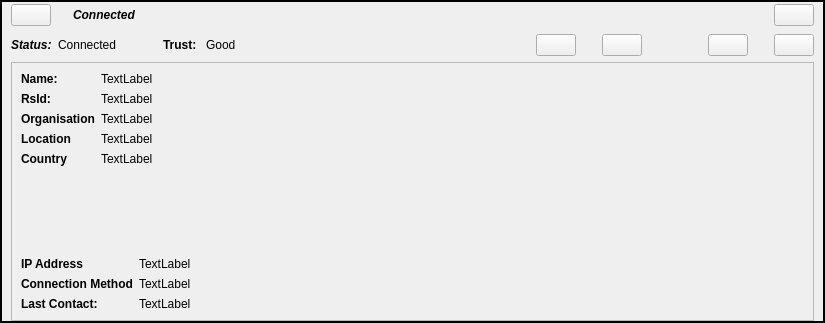
This is retroshare-gui/src/gui/feeds/PeerItem.ui in RetroShare/RetroShare as Qt 5 draws it before an edit. The edited form follows.
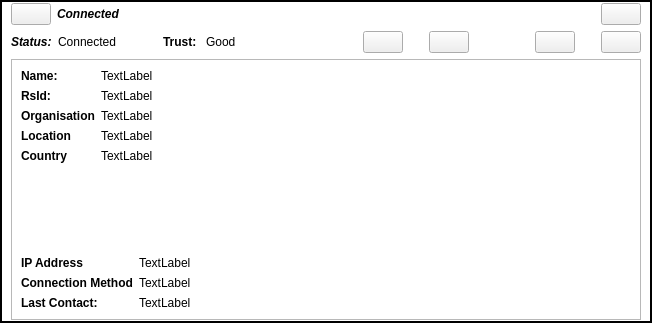
This is the edited form. Icons and pictures are not drawn.

Commit message: set for News Feed items background,border stylesheets

```diff
--- a/retroshare-gui/src/gui/feeds/PeerItem.ui
+++ b/retroshare-gui/src/gui/feeds/PeerItem.ui
@@ -6,7 +6,7 @@
    <rect>
     <x>0</x>
     <y>0</y>
-    <width>825</width>
+    <width>652</width>
     <height>323</height>
    </rect>
   </property>
@@ -26,7 +26,8 @@
       </sizepolicy>
      </property>
      <property name="styleSheet">
-      <string notr="true">QFrame#frame{border: 2px solid black;}</string>
+      <string notr="true">QFrame#frame{border: 2px solid black;
+background: white;}</string>
      </property>
      <property name="frameShape">
       <enum>QFrame::StyledPanel</enum>
@@ -36,10 +37,10 @@
      </property>
      <layout class="QVBoxLayout">
       <property name="topMargin">
-       <number>0</number>
+       <number>1</number>
       </property>
       <property name="bottomMargin">
-       <number>0</number>
+       <number>1</number>
       </property>
       <item>
        <layout class="QHBoxLayout">
@@ -63,22 +64,6 @@
           </property>
          </widget>
         </item>
-        <item>
-         <spacer>
-          <property name="orientation">
-           <enum>Qt::Horizontal</enum>
-          </property>
-          <property name="sizeType">
-           <enum>QSizePolicy::Preferred</enum>
-          </property>
-          <property name="sizeHint" stdset="0">
-           <size>
-            <width>16</width>
-            <height>26</height>
-           </size>
-          </property>
-         </spacer>
-        </item>
         <item>
          <widget class="QLabel" name="titleLabel">
           <property name="sizePolicy">
```
Left out of the diff: 2 changed lines with no effect on the pictures. The commit also changes 4 other files.
